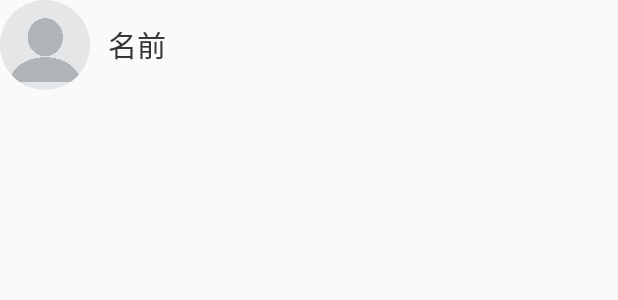
After one commit to matsuokanao/MessengerApp, an Android app: the layout user_seach_item_layout.xml on its own in the app's theme, with its tools: preview values and no code run, on a phone screen of 412 x 824 dp. The commit adds this screen. Shown: the top 300 px of the screen. Run offline under Robolectric (Android 15) with nearby library versions, the phone set to English and light mode, and no system bars.

Commit message:
プロフィール画面実装

```diff
--- a/app/src/main/java/com/example/messengerapp/MainActivity.kt
+++ b/app/src/main/java/com/example/messengerapp/MainActivity.kt
@@ -22,6 +22,7 @@ import com.google.android.material.tabs.TabLayout
 import com.google.firebase.auth.FirebaseAuth
 import com.google.firebase.auth.FirebaseUser
 import com.google.firebase.database.*
+import com.squareup.picasso.Picasso
 import java.text.FieldPosition
 
 
@@ -62,6 +63,9 @@ class MainActivity : AppCompatActivity() {
             override fun onDataChange(p0: DataSnapshot) {
                 if(p0.exists()){
                     val user: Users? = p0.getValue(Users::class.java)
+
+                    user_name.text = user!!.getUserName()
+                    Picasso.get().load(user.getProfile()).placeholder(R.drawable.profile).into(profile_image)
                 }
             }
 
--- /dev/null
+++ b/app/src/main/res/layout/user_seach_item_layout.xml
@@ -0,0 +1,73 @@
+<?xml version="1.0" encoding="utf-8"?>
+<RelativeLayout xmlns:android="http://schemas.android.com/apk/res/android"
+    android:layout_width="match_parent"
+    android:layout_height="wrap_content"
+    xmlns:app="http://schemas.android.com/apk/res-auto">
+
+    <de.hdodenhof.circleimageview.CircleImageView
+        android:id="@+id/profile_image"
+        android:layout_width="60dp"
+        android:layout_height="60dp"
+        android:src="@drawable/profile"
+        >
+    </de.hdodenhof.circleimageview.CircleImageView>
+
+    <TextView
+        android:id="@+id/username"
+        android:layout_width="wrap_content"
+        android:layout_height="wrap_content"
+        android:text="名前"
+        android:layout_toRightOf="@+id/profile_image"
+        android:layout_centerInParent="true"
+        android:layout_marginLeft="12dp"
+        android:textSize="19sp"
+        >
+    </TextView>
+
+    <de.hdodenhof.circleimageview.CircleImageView
+        android:id="@+id/image_online"
+        android:layout_width="18dp"
+        android:layout_height="18dp"
+        app:civ_border_width="12dp"
+        app:civ_border_color="#05df29"
+        android:src="@drawable/profile"
+        android:layout_below="@+id/username"
+        android:layout_marginTop="12dp"
+        android:layout_marginLeft="-16dp"
+        android:layout_toEndOf="@+id/profile_image"
+        android:layout_toRightOf="@+id/username"
+        android:visibility="gone"
+        >
+    </de.hdodenhof.circleimageview.CircleImageView>
+
+    <de.hdodenhof.circleimageview.CircleImageView
+        android:id="@+id/image_offline"
+        android:layout_width="18dp"
+        android:layout_height="18dp"
+        app:civ_border_width="12dp"
+        app:civ_border_color="#bfbfbf"
+        android:src="@drawable/profile"
+        android:layout_below="@+id/username"
+        android:layout_marginTop="12dp"
+        android:layout_marginLeft="-16dp"
+        android:layout_toEndOf="@+id/profile_image"
+        android:layout_toRightOf="@+id/username"
+        android:visibility="gone"
+        >
+    </de.hdodenhof.circleimageview.CircleImageView>
+
+
+    <TextView
+        android:id="@+id/message_last"
+        android:layout_width="wrap_content"
+        android:layout_height="wrap_content"
+        android:text="名前"
+        android:layout_toRightOf="@+id/profile_image"
+        android:layout_centerInParent="true"
+        android:layout_marginLeft="12dp"
+        android:textSize="19sp"
+        >
+    </TextView>
+
+
+</RelativeLayout>
```
